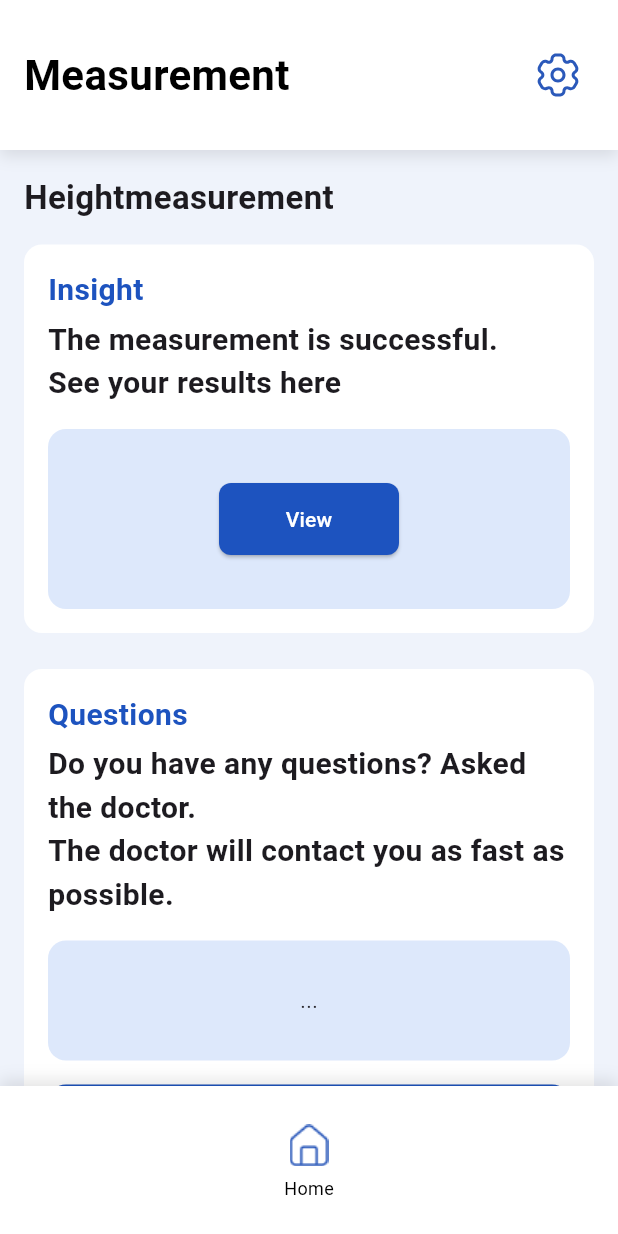
After one commit to RVApeldoorn/MeasureApp, a Flutter app: the MeasurementFinishedScreen screen opened directly, on a phone screen of 412 x 824 dp. The commit adds this screen. Run offline on Flutter 3.47's test engine with Material 3 defaults, Android fonts, the phone set to English and light mode, and no system bars; our stand-ins replace dio, equatable, flutter_bloc, flutter_secure_storage, flutter_svg, permission_handler and 1 more; missing offline and left inert: flutter_reactive_ble; accounts and stored records are empty; generated files the repository leaves out were written again.

Commit message:
added last screen

```diff
--- a/lib/l10n/app_en.arb
+++ b/lib/l10n/app_en.arb
@@ -77,5 +77,10 @@
   "growth": "Your growth",
   "home": "Home",
   "language": "Language",
-  "skip": "Skip"
+  "skip": "Skip",
+  "successful": "The measurement is successful.\nSee your results here",
+  "insight": "Insight",
+  "view": "View",
+  "questions": "Questions",
+  "questionExpand": "Do you have any questions? Asked the doctor.\nThe doctor will contact you as fast as possible."
 }
--- a/lib/l10n/app_nl.arb
+++ b/lib/l10n/app_nl.arb
@@ -76,5 +76,10 @@
     "growth": "Jouw groei",
     "home": "Start",
     "language": "Taal",
-    "skip": "Overslaan"
+    "skip": "Overslaan",
+    "successful": "De meting is succesvol afgerond!\nBekijk hier jouw groei.",
+    "insight": "Inzicht",
+    "view": "Bekijk",
+    "questions": "Vragen",
+    "questionExpand": "Heb je nog een vraag? Stel hem hier aan de arts.\nDe arts belt je zo snel mogelijk terug met een antwoord."
 }
--- a/lib/screens/distance_screen.dart
+++ b/lib/screens/distance_screen.dart
@@ -3,6 +3,7 @@ import 'package:flutter_bloc/flutter_bloc.dart';
 import 'package:measureapp/bloc/ble_bloc.dart';
 import 'package:measureapp/bloc/ble_event.dart';
 import 'package:measureapp/bloc/ble_state.dart';
+import 'package:measureapp/widgets/succes_screen.dart';
 import 'package:measureapp/widgets/generic_step_screen.dart';
 import 'package:flutter_gen/gen_l10n/app_localizations.dart';
 
@@ -18,6 +19,10 @@ class _DistanceScreenState extends State<DistanceScreen> {
 
   void _onMeasurePressed() {
     context.read<BleBloc>().add(BleSendMeasureCommand());
+    Navigator.push(
+      context,
+      MaterialPageRoute(builder: (_) => const MeasurementFinishedScreen()),
+    );
   }
 
   double? _parseToDouble(String? value) {
--- a/lib/screens/reference_measurement_screen.dart
+++ b/lib/screens/reference_measurement_screen.dart
@@ -22,6 +22,7 @@ class _ReferenceMeasurementScreenState
 
   void _onMeasurePressed() {
     context.read<BleBloc>().add(BleSendMeasureCommand());
+
   }
 
   void _onNextPressed() {
--- /dev/null
+++ b/lib/widgets/succes_screen.dart
@@ -0,0 +1,158 @@
+import 'dart:math';
+
+import 'package:flutter/material.dart';
+import 'package:measureapp/widgets/bottom_navigation_bar.dart';
+import 'package:measureapp/widgets/top_bar.dart';
+import 'package:flutter_gen/gen_l10n/app_localizations.dart';
+
+class MeasurementFinishedScreen extends StatelessWidget {
+  const MeasurementFinishedScreen({super.key});
+
+  @override
+  Widget build(BuildContext context) {
+    final l10n = AppLocalizations.of(context)!;
+    return Scaffold(
+      backgroundColor: const Color(0xFFEFF3FB),
+      appBar: TopBar(title: l10n.measurement),
+      bottomNavigationBar: const BottomNavBar(
+        currentIndex: 0,
+        isChildModeEnabled: true,
+        isOnHomeScreen: false,
+      ),
+      body: SingleChildScrollView(
+        padding: const EdgeInsets.all(16),
+        child: Column(
+          crossAxisAlignment: CrossAxisAlignment.start,
+          children: [
+            // Titel
+            Text(
+              l10n.heightMeasurement,
+              style: const TextStyle(
+                fontSize: 22,
+                fontWeight: FontWeight.bold,
+
+              ),
+            ),
+            const SizedBox(height: 16),
+
+            // Inzicht
+            Container(
+              width: double.infinity,
+              padding: const EdgeInsets.all(16),
+              decoration: BoxDecoration(
+                color: Colors.white,
+                borderRadius: BorderRadius.circular(12),
+              ),
+              child: Column(
+                crossAxisAlignment: CrossAxisAlignment.start,
+                children: [
+                  Text(
+                    l10n.insight,
+                    style: const TextStyle(
+                      color: Color(0xFF1D53BF),
+                      fontWeight: FontWeight.bold,
+                      fontSize: 20,
+                    ),
+                  ),
+                  const SizedBox(height: 4),
+                  Text(
+                    l10n.successful,
+                    style: const TextStyle(fontWeight: FontWeight.bold, fontSize: 20),
+                  ),
+                  const SizedBox(height: 16),
+                  Container(
+                    width: double.infinity,
+                    height: 120,
+                    decoration: BoxDecoration(
+                      color: const Color(0xFFDDE8FB),
+                      borderRadius: BorderRadius.circular(12),
+                    ),
+                    child: Center(
+                      child: ElevatedButton(
+                        onPressed: () {
+                          // Actie voor 'Bekijk'
+                        },
+                        style: ElevatedButton.styleFrom(
+                          backgroundColor: const Color(0xFF1D53BF),
+                          shape: RoundedRectangleBorder(
+                            borderRadius: BorderRadius.circular(8),
+                          ),
+                          minimumSize: const Size(120, 48),
+                        ),
+                        child: Text(
+                          l10n.view,
+                          style: const TextStyle(color: Colors.white),
+                        ),
+                      ),
+                    ),
+                  ),
+                ],
+              ),
+            ),
+            const SizedBox(height: 24),
+
+            // Vraagblok
+            Container(
+              width: double.infinity,
+              padding: const EdgeInsets.all(16),
+              decoration: BoxDecoration(
+                color: Colors.white,
+                borderRadius: BorderRadius.circular(12),
+              ),
+              child: Column(
+                crossAxisAlignment: CrossAxisAlignment.start,
+                children: [
+                  Text(
+                    l10n.questions,
+                    style: TextStyle(
+                      color: Color(0xFF1D53BF),
+                      fontWeight: FontWeight.bold,
+                      fontSize: 20,
+                    ),
+                  ),
+                  const SizedBox(height: 4),
+                  Text(
+                    l10n.questionExpand,
+                    style: TextStyle(fontWeight: FontWeight.bold, fontSize: 20),
+                  ),
+                  const SizedBox(height: 16),
+                  Container(
+                    width: double.infinity,
+                    height: 80,
+                    decoration: BoxDecoration(
+                      color: const Color(0xFFDDE8FB),
+                      borderRadius: BorderRadius.circular(12),
+                    ),
+                    child: const Center(
+                      child: Text('...'),
+                    ),
+                  ),
+                  const SizedBox(height: 16),
+                  SizedBox(
+                    width: double.infinity,
+                    child: ElevatedButton(
+                      onPressed: () {
+                        // Doorgaan met volgende
+                      },
+                      style: ElevatedButton.styleFrom(
+                        backgroundColor: const Color(0xFF1D53BF),
+                        shape: RoundedRectangleBorder(
+                          borderRadius: BorderRadius.circular(12),
+                        ),
+                        minimumSize: const Size.fromHeight(56),
+                      ),
+                      child: Text(
+                        l10n.next,
+                        style: const TextStyle(color: Colors.white, fontSize: 20),
+                      ),
+                    ),
+                  ),
+                ],
+              ),
+            ),
+          ],
+        ),
+      ),
+    );
+  }
+}
```
